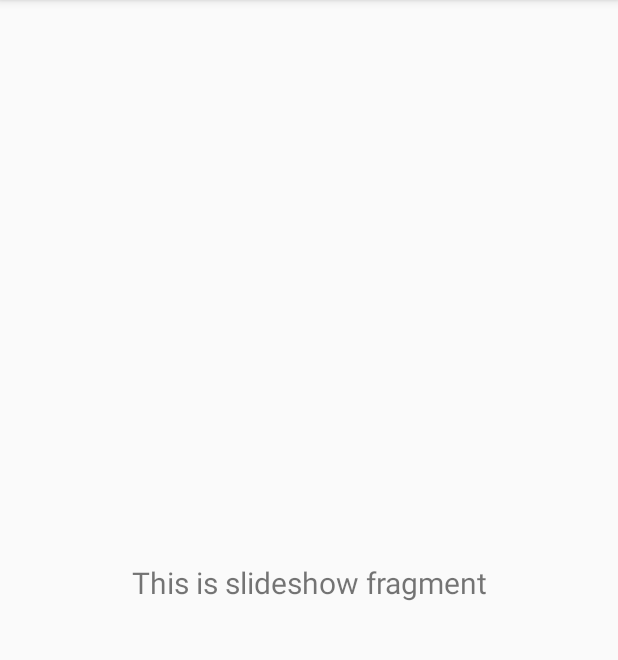
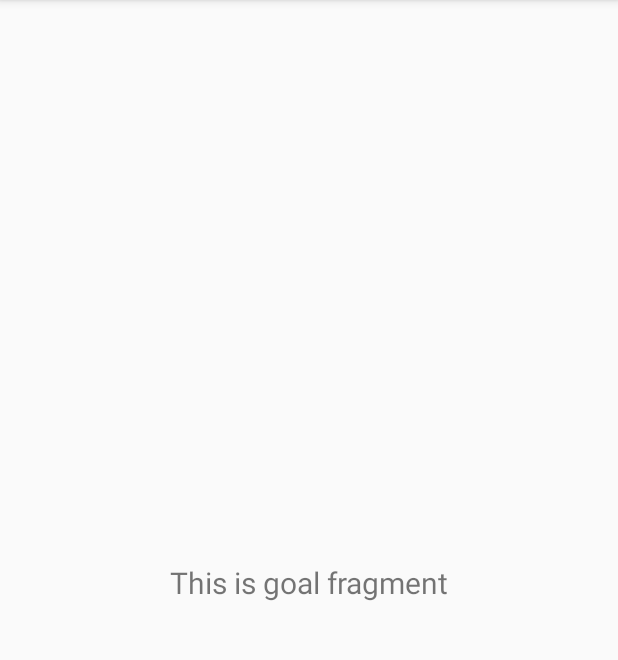
Before and after one commit to KateJud/count_calories2, an Android app: the fragment GoalFragment shown on its own in the app's theme, on a phone screen of 412 x 824 dp, the part 84-744 px from its top. Run offline under Robolectric (Android 15) with nearby library versions, the phone set to English and light mode, and no system bars.

Commit message:
modified navigation menu

```diff
--- a/app/build.gradle
+++ b/app/build.gradle
@@ -39,8 +39,10 @@ dependencies {
     androidTestImplementation 'androidx.test.ext:junit:1.1.2'
     androidTestImplementation 'androidx.test.espresso:espresso-core:3.3.0'
 
+
     compile 'com.facebook.stetho:stetho:1.5.1'
     compile 'com.facebook.stetho:stetho-okhttp3:1.5.1'
 
 
+
 }
--- a/app/src/main/java/com/example/dietstram/ui/slideshow/SlideshowFragment.java
+++ b/app/src/main/java/com/example/dietstram/ui/goal/GoalFragment.java
@@ -1,4 +1,4 @@
-package com.example.dietstram.ui.slideshow;
+package com.example.dietstram.ui.goal;
 
 import android.os.Bundle;
 import android.view.LayoutInflater;
@@ -12,17 +12,17 @@ import androidx.lifecycle.Observer;
 import androidx.lifecycle.ViewModelProviders;
 import com.example.dietstram.R;
 
-public class SlideshowFragment extends Fragment {
+public class GoalFragment extends Fragment {
 
-    private SlideshowViewModel slideshowViewModel;
+    private GoalViewModel goalViewModel;
 
     public View onCreateView(@NonNull LayoutInflater inflater,
                              ViewGroup container, Bundle savedInstanceState) {
-        slideshowViewModel =
-                ViewModelProviders.of(this).get(SlideshowViewModel.class);
-        View root = inflater.inflate(R.layout.fragment_slideshow, container, false);
-        final TextView textView = root.findViewById(R.id.text_slideshow);
-        slideshowViewModel.getText().observe(getViewLifecycleOwner(), new Observer<String>() {
+        goalViewModel =
+                ViewModelProviders.of(this).get(GoalViewModel.class);
+        View root = inflater.inflate(R.layout.fragment_goal, container, false);
+        final TextView textView = root.findViewById(R.id.text_goal);
+        goalViewModel.getText().observe(getViewLifecycleOwner(), new Observer<String>() {
             @Override
             public void onChanged(@Nullable String s) {
                 textView.setText(s);
--- a/app/src/main/java/com/example/dietstram/ui/slideshow/SlideshowViewModel.java
+++ b/app/src/main/java/com/example/dietstram/ui/goal/GoalViewModel.java
@@ -1,16 +1,16 @@
-package com.example.dietstram.ui.slideshow;
+package com.example.dietstram.ui.goal;
 
 import androidx.lifecycle.LiveData;
 import androidx.lifecycle.MutableLiveData;
 import androidx.lifecycle.ViewModel;
 
-public class SlideshowViewModel extends ViewModel {
+public class GoalViewModel extends ViewModel {
 
     private MutableLiveData<String> mText;
 
-    public SlideshowViewModel() {
+    public GoalViewModel() {
         mText = new MutableLiveData<>();
-        mText.setValue("This is slideshow fragment");
+        mText.setValue("This is goal fragment");
     }
 
     public LiveData<String> getText() {
--- /dev/null
+++ b/app/src/main/res/layout/fragment_goal.xml
@@ -0,0 +1,24 @@
+<?xml version="1.0" encoding="utf-8"?>
+<androidx.constraintlayout.widget.ConstraintLayout
+    xmlns:android="http://schemas.android.com/apk/res/android"
+    xmlns:app="http://schemas.android.com/apk/res-auto"
+    xmlns:tools="http://schemas.android.com/tools"
+    android:layout_width="match_parent"
+    android:layout_height="match_parent"
+    tools:context=".ui.goal.GoalFragment">
+
+    <TextView
+        android:id="@+id/text_goal"
+        android:layout_width="match_parent"
+        android:layout_height="wrap_content"
+        android:layout_marginStart="8dp"
+        android:layout_marginTop="8dp"
+        android:layout_marginEnd="8dp"
+        android:textAlignment="center"
+        android:textSize="20sp"
+        app:layout_constraintEnd_toEndOf="parent"
+        app:layout_constraintStart_toStartOf="parent"
+        app:layout_constraintTop_toTopOf="parent"
+        app:layout_constraintBottom_toBottomOf="parent"
+        android:gravity="center_horizontal" />
+</androidx.constraintlayout.widget.ConstraintLayout>
--- a/app/src/main/res/layout/fragment_slideshow.xml
+++ b/app/src/main/res/layout/fragment_profile.xml
@@ -5,10 +5,10 @@
         xmlns:tools="http://schemas.android.com/tools"
         android:layout_width="match_parent"
         android:layout_height="match_parent"
-        tools:context=".ui.slideshow.SlideshowFragment">
+        tools:context=".ui.profile.ProfileFragment">
 
     <TextView
-            android:id="@+id/text_slideshow"
+            android:id="@+id/text_profile"
             android:layout_width="match_parent"
             android:layout_height="wrap_content"
             android:layout_marginStart="8dp"
@@ -19,5 +19,7 @@
             app:layout_constraintEnd_toEndOf="parent"
             app:layout_constraintStart_toStartOf="parent"
             app:layout_constraintTop_toTopOf="parent"
-            app:layout_constraintBottom_toBottomOf="parent"/>
+            app:layout_constraintBottom_toBottomOf="parent"
+        android:text="Profile"
+        android:gravity="center_horizontal" />
 </androidx.constraintlayout.widget.ConstraintLayout>
--- a/app/src/main/res/values/strings.xml
+++ b/app/src/main/res/values/strings.xml
@@ -104,6 +104,12 @@
 
     <string name="blank"></string>
     <string name="sign_up">Sign up</string>
+    <!-- TODO: Remove or change this placeholder text -->
+    <string name="hello_blank_fragment">Hello blank fragment</string>
+    <string name="menu_profile">Profile</string>
+    <string name="menu_goal">Goal</string>
+    <string name="menu_categories">Categories</string>
+    <string name="menu_food">Food</string>
 
 
 </resources>
```
Also changed, not shown: app/src/main/java/com/example/dietstram/MainActivity.java (+108 -5 lines), app/src/main/java/com/example/dietstram/ui/food/FoodFragment.java (added, +35 -0 lines), app/src/main/java/com/example/dietstram/ui/food/FoodViewModel.java (renamed from app/src/main/java/com/example/dietstram/ui/gallery/GalleryViewModel.java, +4 -4 lines), app/src/main/java/com/example/dietstram/ui/profile/ProfileFragment.java (renamed from app/src/main/java/com/example/dietstram/ui/gallery/GalleryFragment.java, +8 -8 lines), app/src/main/java/com/example/dietstram/ui/profile/ProfileViewModel.java (added, +19 -0 lines), app/src/main/res/layout/app_bar_main.xml (+8 -2 lines), app/src/main/res/layout/fragment_categories.xml (added, +25 -0 lines), app/src/main/res/layout/fragment_food.xml (renamed from app/src/main/res/layout/fragment_gallery.xml, +4 -3 lines), app/src/main/res/menu/activity_main_drawer.xml (+16 -7 lines), app/src/main/res/navigation/mobile_navigation.xml (+19 -8 lines). Lines whose indentation alone changed are shown as unchanged.
